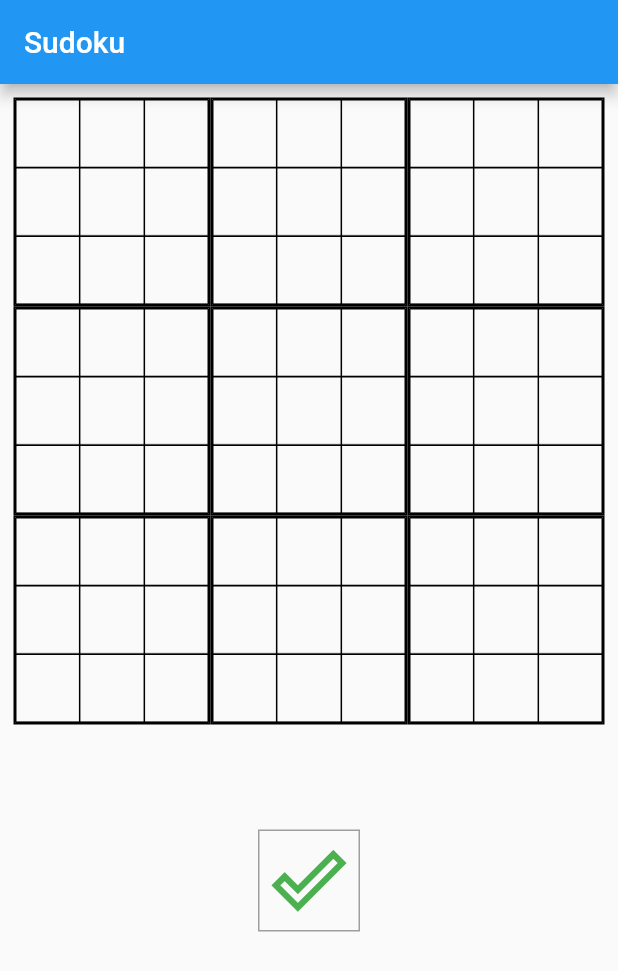
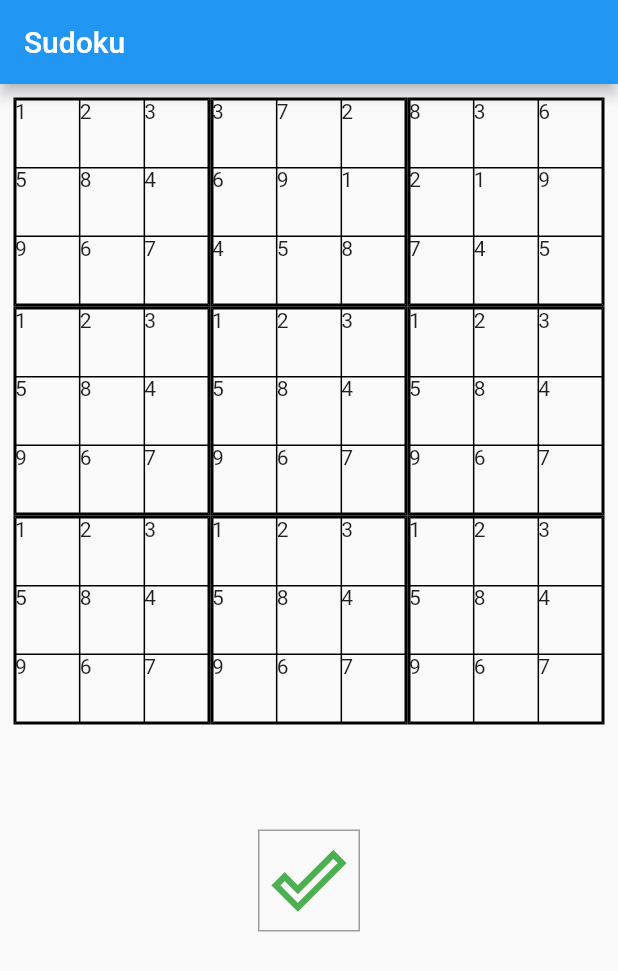
Before and after one commit to frkn2076/Sudoku, a Flutter app: the screen it shows after launch, on a phone screen of 412 x 824 dp. Shown: the top 971 px of the screen. Run offline on Flutter 3.47's test engine with Material 2 defaults, Android fonts, the phone set to English and light mode, and no system bars.

Commit message:
sudoku sample, try

```diff
--- a/lib/main.dart
+++ b/lib/main.dart
@@ -1,3 +1,5 @@
+import 'dart:math';
+
 import 'package:flutter/material.dart';
 import 'package:flutter/services.dart';
 
@@ -28,6 +30,7 @@ class _MyHomePageState extends State<MyHomePage> {
   @override
   Widget build(BuildContext context) {
     double widthOfDevice = MediaQuery.of(context).size.width;
+    var maskedSudoku = getSample();
 
     return Scaffold(
         resizeToAvoidBottomInset: false, //Added for bottom overflow warning.
@@ -40,45 +43,46 @@ class _MyHomePageState extends State<MyHomePage> {
             children: <Widget>[
               Row(
                 children: <Widget>[
-                  createTable(widthOfDevice / 9),
-                  createTable(widthOfDevice / 9),
-                  createTable(widthOfDevice / 9)
+                  createTable(widthOfDevice / 9, maskedSudoku.sublist(0,3)),
+                  createTable(widthOfDevice / 9, maskedSudoku.sublist(3,6)),
+                  createTable(widthOfDevice / 9, maskedSudoku.sublist(6,9))
                 ],
               ),
               Row(
                 children: <Widget>[
-                  createTable(widthOfDevice / 9),
-                  createTable(widthOfDevice / 9),
-                  createTable(widthOfDevice / 9)
+                  createTable(widthOfDevice / 9, maskedSudoku.sublist(0,3)),
+                  createTable(widthOfDevice / 9, maskedSudoku.sublist(0,3)),
+                  createTable(widthOfDevice / 9, maskedSudoku.sublist(0,3))
                 ],
               ),
               Row(
                 children: <Widget>[
-                  createTable(widthOfDevice / 9),
-                  createTable(widthOfDevice / 9),
-                  createTable(widthOfDevice / 9)
+                  createTable(widthOfDevice / 9, maskedSudoku.sublist(0,3)),
+                  createTable(widthOfDevice / 9, maskedSudoku.sublist(0,3)),
+                  createTable(widthOfDevice / 9, maskedSudoku.sublist(0,3))
                 ],
               ),
               SizedBox(
                 height: 70,
               ),
               Container(
-                decoration: BoxDecoration(
-                  border: Border.all(color: Colors.grey)
+                decoration:
+                    BoxDecoration(border: Border.all(color: Colors.grey)),
+                child: IconButton(
+                  icon: Icon(
+                    Icons.done_outline,
+                    color: Colors.green,
                   ),
-                child: IconButton(
-                  icon: Icon(Icons.done_outline, color: Colors.green,),
-                  iconSize: 50, onPressed: () {  },
+                  iconSize: 50,
+                  onPressed: () {},
                 ),
               )
             ],
           ),
         ));
   }
-}
 
-Widget createTable(double cellHeight) {
-  var widthOfDevice;
+  Widget createTable(double cellHeight, List<List<int>> list) {
     return Expanded(
       child: Container(
         decoration: BoxDecoration(
@@ -89,31 +93,106 @@ Widget createTable(double cellHeight) {
               inside: BorderSide(color: Colors.black),
               outside: BorderSide(color: Colors.black)),
           defaultVerticalAlignment: TableCellVerticalAlignment.middle,
-      children: List.generate(
-          3,
-          (row) => TableRow(
-                children: List.generate(
-                  3,
-                  (column) => InkResponse(
+          children: list.map((value) =>
+              TableRow(
+                    children: List.generate(3, (index) =>
+                       InkResponse(
                         child: SizedBox(
                           height: cellHeight,
-                      child: TextFormField(
-                        inputFormatters: <TextInputFormatter>[
-                          FilteringTextInputFormatter.digitsOnly,
-                          LengthLimitingTextInputFormatter(1)
-                        ],
-                        style: TextStyle(
-                          fontSize: 20,
-                        ),
-                        textAlign: TextAlign.center,
-                        decoration: InputDecoration(
-                          contentPadding: EdgeInsets.only(bottom: cellHeight/4)
+                          child:
+                          Text(value[index].toString())
+                          // TextField(
+                          //   readOnly: false,
+                          //   inputFormatters: <TextInputFormatter>[
+                          //     FilteringTextInputFormatter.digitsOnly,
+                          //     LengthLimitingTextInputFormatter(1)
+                          //   ],
+                          //   style: TextStyle(
+                          //     fontSize: 20,
+                          //   ),
+                          //   textAlign: TextAlign.center,
+                          //   decoration: InputDecoration(
+                          //       contentPadding:
+                          //           EdgeInsets.only(bottom: cellHeight / 4)),
+                          // ),
                         ),
                       ),
                     ),
+                  )).toList(),
         ),
       ),
-              )),
-    ),
-  ));
+    );
   }
+
+
+  List<List<int>> maskSudoku(){
+    Random random = Random();
+    var sudoku = getSample();
+    for (var i = 0; i < 7; i++) {
+      for (var i = 0; i < 7; i++) {
+         sudoku[random.nextInt(9)][random.nextInt(9)] = 0;
+      }
+    }
+    return sudoku;
+  }
+
+  List<List<int>> getSample(){
+    return [
+      [1,2,3,6,7,8,9,4,5],
+      [5,8,4,2,3,9,7,6,1],
+      [9,6,7,1,4,5,3,2,8],
+      [3,7,2,4,6,1,5,8,9],
+      [6,9,1,5,8,3,2,7,4],
+      [4,5,8,7,9,2,6,1,3],
+      [8,3,6,9,2,4,1,5,7],
+      [2,1,9,8,5,7,4,3,6],
+      [7,4,5,3,1,6,8,9,2]
+    ];
+  }
+
+  // List<List<int>> createSudoku() {
+  //   var _random = Random();
+
+  //   List<List<int>> sudoku = List.generate(9, (a) => List.generate(9, (i) => 0));
+  //   for (var i = 0; i < 35; i++) {
+  //     OUTER: for (var i = 0; i < 9; i++) {
+  //       for (var i = 0; i < 9; i++) {
+  //         var random1 = _random.nextInt(9);
+  //         var random2 = _random.nextInt(9);
+  //         if (sudoku[random1][random2] == 0) {
+  //           List<int> availableOnes = availableItems(
+  //               sudoku, (random1 / 3).floor(), (random2 / 3).floor());
+  //           if (availableOnes.length != 0) {
+  //             var tempRandom = _random.nextInt(availableOnes.length);
+  //             var numberToAdd = availableOnes[tempRandom];
+  //             if (!sudoku[random1].contains(numberToAdd)) {
+  //               for (var k = 0; k < 9; k++) {
+  //                 if (sudoku[k][random2] == numberToAdd) {
+  //                   break OUTER;
+  //                 }
+  //               }
+  //               sudoku[random1][random2] = numberToAdd;
+  //               break OUTER;
+  //             }
+  //           }
+  //         }
+  //       }
+  //     }
+  //   }
+  //   return sudoku;
+  // }
+
+  // List<int> availableItems(List<List<int>> sudoku, int row, int column) {
+  //   List<int> availableOnes = List<int>.generate(9, (index) => index + 1);
+  //   for (var i = row * 3; i < row * 3 + 3; i++) {
+  //     for (var j = column * 3; j < column * 3 + 3; j++) {
+  //       if (sudoku[i][j] != 0) {
+  //         availableOnes.remove(sudoku[i][j]);
+  //       }
+  //     }
+  //   }
+  //   return availableOnes;
+  // }
+
+
+}
```
Lines whose indentation alone changed are shown as unchanged.
